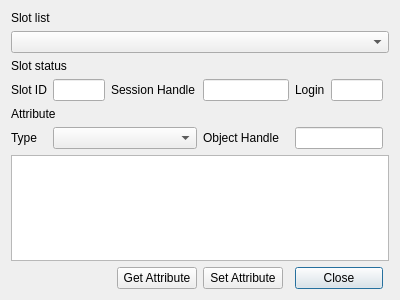
Above: HsmMan/edit_attribute_dlg.ui from jykim74/CryptokiMan before the change. Below: the same form after it.
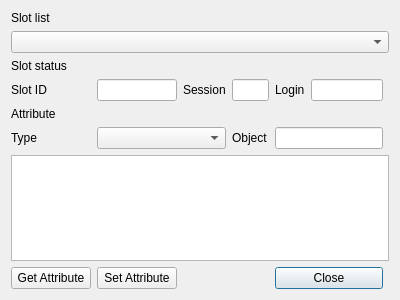
That is the form after the change.

What changed in the file:
```diff
--- a/HsmMan/edit_attribute_dlg.ui
+++ b/HsmMan/edit_attribute_dlg.ui
@@ -74,14 +74,14 @@
    <item row="3" column="2" colspan="2">
     <widget class="QLabel" name="label_6">
      <property name="text">
-      <string>Session Handle</string>
+      <string>Session</string>
      </property>
     </widget>
    </item>
    <item row="5" column="4" colspan="2">
     <widget class="QLabel" name="label_8">
      <property name="text">
-      <string>Object Handle</string>
+      <string>Object</string>
      </property>
     </widget>
    </item>
@@ -92,25 +92,25 @@
      </property>
     </widget>
    </item>
-   <item row="7" column="3">
-    <widget class="QPushButton" name="pushButton">
-     <property name="text">
-      <string>Get Attribute</string>
-     </property>
-    </widget>
-   </item>
-   <item row="7" column="4">
-    <widget class="QPushButton" name="pushButton_2">
-     <property name="text">
-      <string>Set Attribute</string>
-     </property>
-    </widget>
-   </item>
    <item row="5" column="6" colspan="2">
     <widget class="QLineEdit" name="lineEdit_4"/>
    </item>
    <item row="5" column="1" colspan="3">
-    <widget class="QComboBox" name="comboBox_2"/>
+    <widget class="QComboBox" name="mAttributeCombo"/>
+   </item>
+   <item row="7" column="0">
+    <widget class="QPushButton" name="mGetAttrBtn">
+     <property name="text">
+      <string>Get Attribute</string>
+     </property>
+    </widget>
+   </item>
+   <item row="7" column="1">
+    <widget class="QPushButton" name="mSetAttrBtn">
+     <property name="text">
+      <string>Set Attribute</string>
+     </property>
+    </widget>
    </item>
   </layout>
  </widget>
```
Left out of the diff: 14 changed lines with no effect on the pictures.
